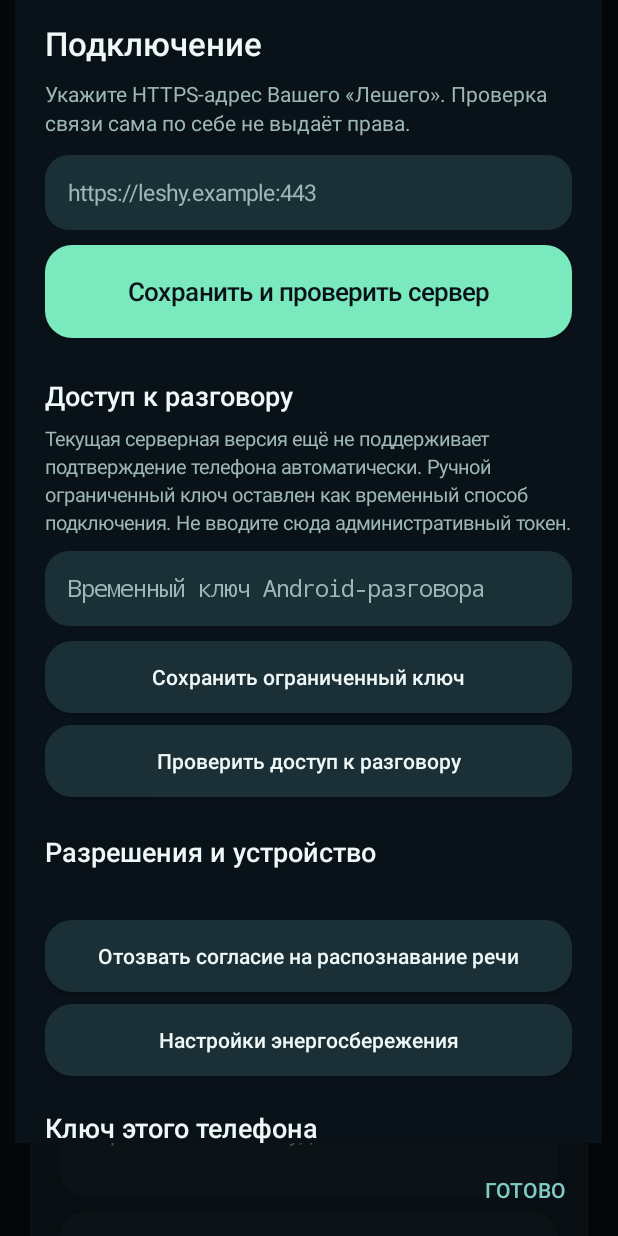
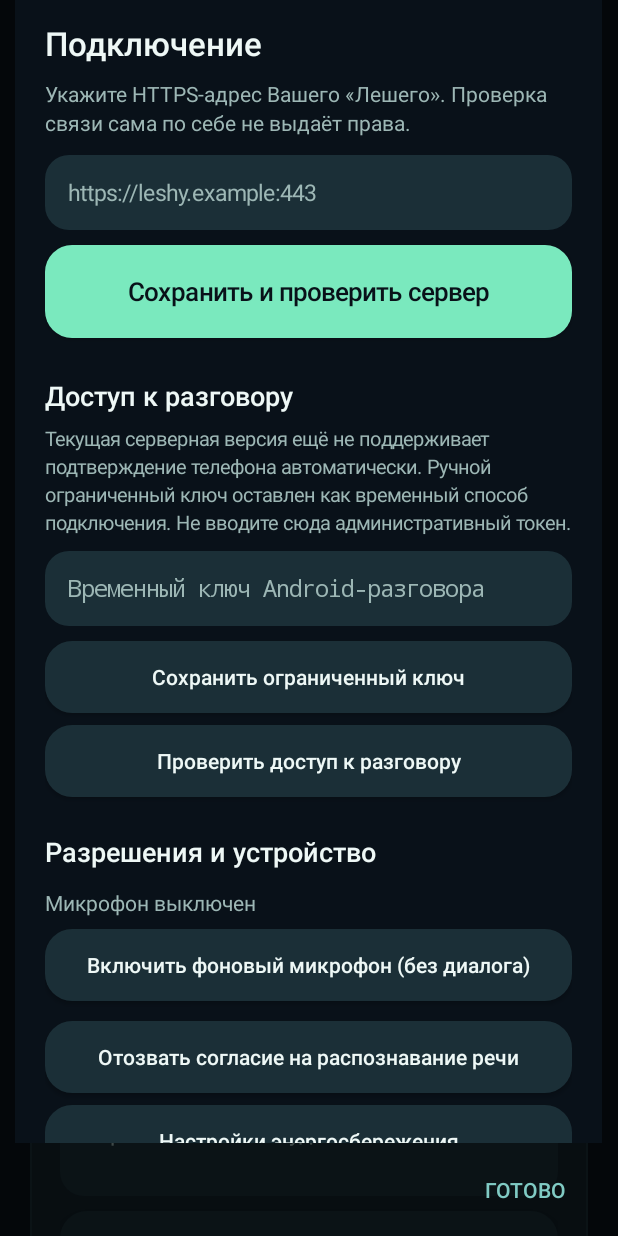
Before and after one commit to jaster351/leshy-AI, an Android app: the screen it shows after launch (MainActivity), after a tap on "Настроить подключение", on a phone screen of 412 x 824 dp. Run offline under Robolectric (Android 15) with nearby library versions, the phone set to English and light mode, and no system bars; libraries missing offline, so code that uses them is left out: androidx.camera.core, androidx.camera.lifecycle, androidx.camera.view, com.google.mlkit.vision; 6 statements that could not run were skipped.

Commit message:
fix(android): recreate settings views on each dialog opening

```diff
--- a/OS/android/app/src/main/java/ru/leshy/satellite/MainActivity.kt
+++ b/OS/android/app/src/main/java/ru/leshy/satellite/MainActivity.kt
@@ -450,6 +450,26 @@ class MainActivity : ComponentActivity() {
             setOnClickListener { checkVoiceConnection() }
         })
         root.addView(gap(24))
+        // A dialog can be reopened: each Settings instance owns fresh views.
+        // Re-attaching controls from a dismissed dialog would crash Android.
+        micStatus = detail("Микрофон выключен")
+        micButton = Button(this).apply {
+            setOnClickListener {
+                if (continuousActive) {
+                    stopContinuousConversation("Разговор остановлен: выбран фоновый микрофон.")
+                }
+                if (ListeningService.isListening) stopListening()
+                else if (ContextCompat.checkSelfPermission(
+                    this@MainActivity, Manifest.permission.RECORD_AUDIO
+                ) == PackageManager.PERMISSION_GRANTED) startListening()
+                else microphonePermission.launch(Manifest.permission.RECORD_AUDIO)
+            }
+        }
+        deviceStatus = detail("Загрузка данных устройства...")
+        deviceCreateButton = Button(this).apply {
+            text = "Создать локальный ключ устройства"
+            setOnClickListener { createDeviceIdentity() }
+        }
         root.addView(heading("Разрешения и устройство", 18f))
         root.addView(gap(12))
         root.addView(micStatus)
```
